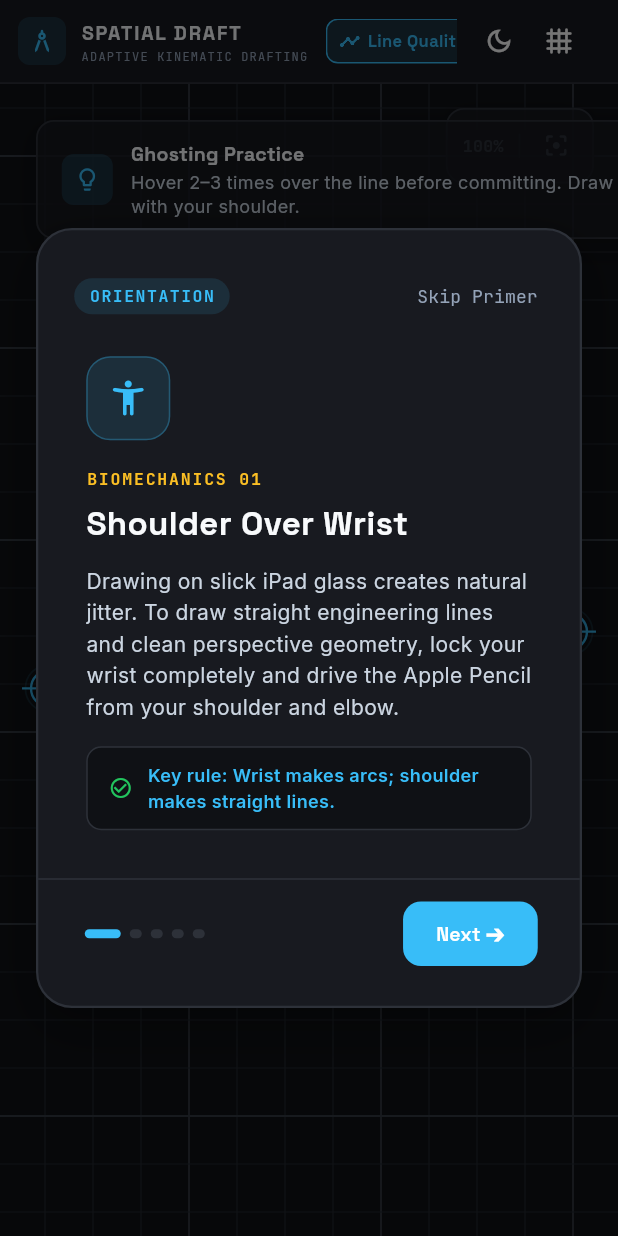
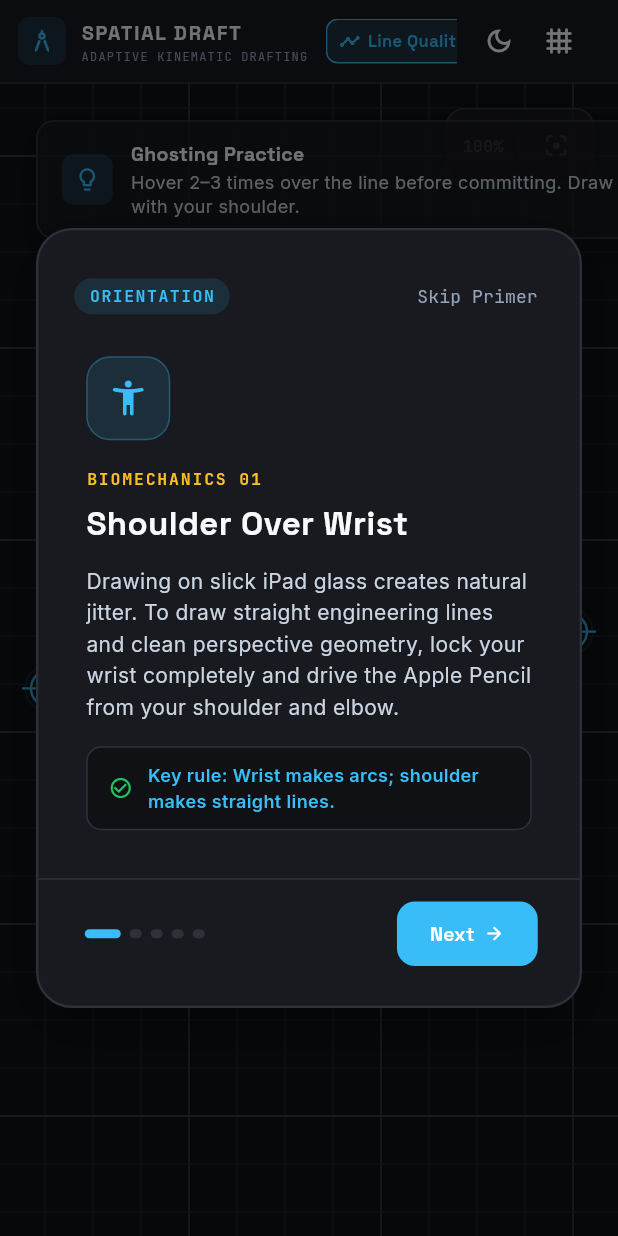
Before and after one commit to drexel-ue/spatial_draft, a Flutter app: the screen it shows after launch, on a phone screen of 412 x 824 dp. Run offline on Flutter 3.47's test engine with Material 3 defaults, Android fonts, the phone set to English and light mode, and no system bars; our stand-ins replace shared_preferences.

Commit message:
fix(ui): resolve text rendering in screenshots by loading font fallbacks and applying explicit styles

```diff
--- a/lib/onboarding/onboarding_modal.dart
+++ b/lib/onboarding/onboarding_modal.dart
@@ -319,13 +319,26 @@ class _OnboardingModalState extends State<OnboardingModal> {
                             widget.onComplete();
                           }
                         },
-                        child: Text(
-                          _currentIndex == _slides.length - 1 ? 'Start Training ➔' : 'Next ➔',
-                          style: theme.headingStyle.copyWith(
-                            color: Colors.white,
-                            fontSize: 13,
-                            fontWeight: FontWeight.w600,
-                          ),
+                        child: Row(
+                          mainAxisSize: MainAxisSize.min,
+                          children: [
+                            Text(
+                              _currentIndex == _slides.length - 1
+                                  ? 'Start Training'
+                                  : 'Next',
+                              style: theme.headingStyle.copyWith(
+                                color: Colors.white,
+                                fontSize: 13,
+                                fontWeight: FontWeight.w600,
+                              ),
+                            ),
+                            const SizedBox(width: 6),
+                            const Icon(
+                              Icons.arrow_forward_rounded,
+                              size: 14,
+                              color: Colors.white,
+                            ),
+                          ],
                         ),
                       ),
                     ],
```
Also changed, not shown: lib/canvas/mental_canvas/plane_transform_sheet.dart (+16 -2 lines), lib/core/widgets/rename_project_dialog.dart (+8 -1 lines), lib/onboarding/splash_screen.dart (+8 -3 lines), lib/views/diagnostics/crash_report_screen.dart (+8 -1 lines), lib/views/gallery/gallery_screen.dart (+40 -5 lines), lib/views/gallery/project_export_dialog.dart (+8 -1 lines), 13 other files.
